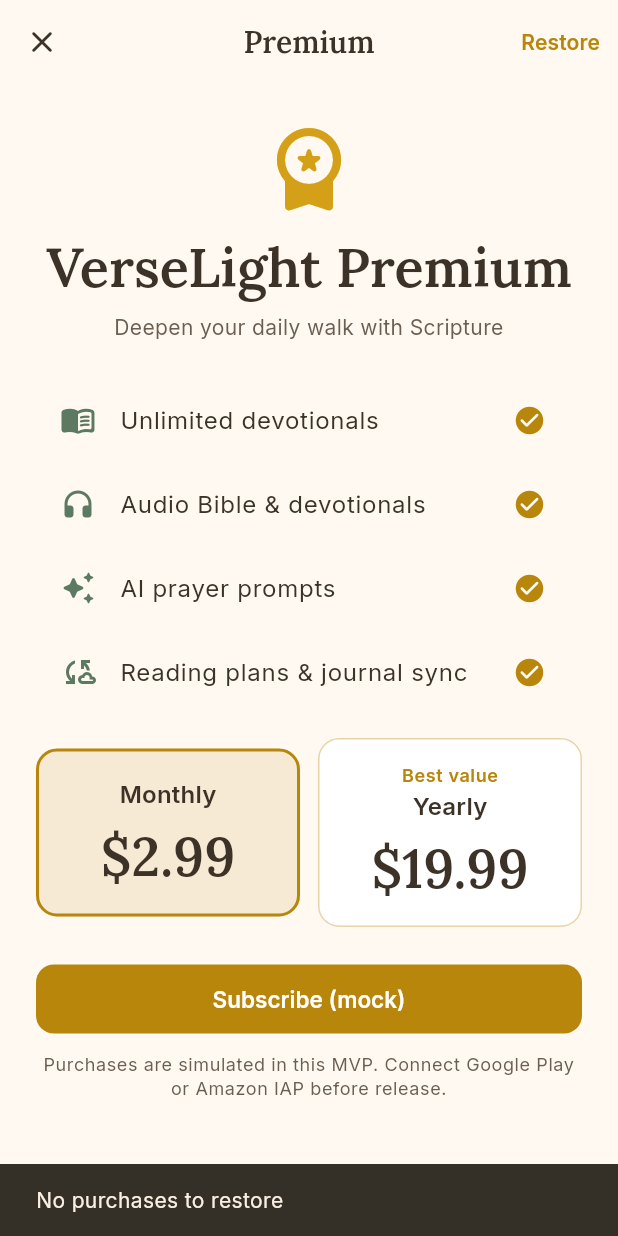
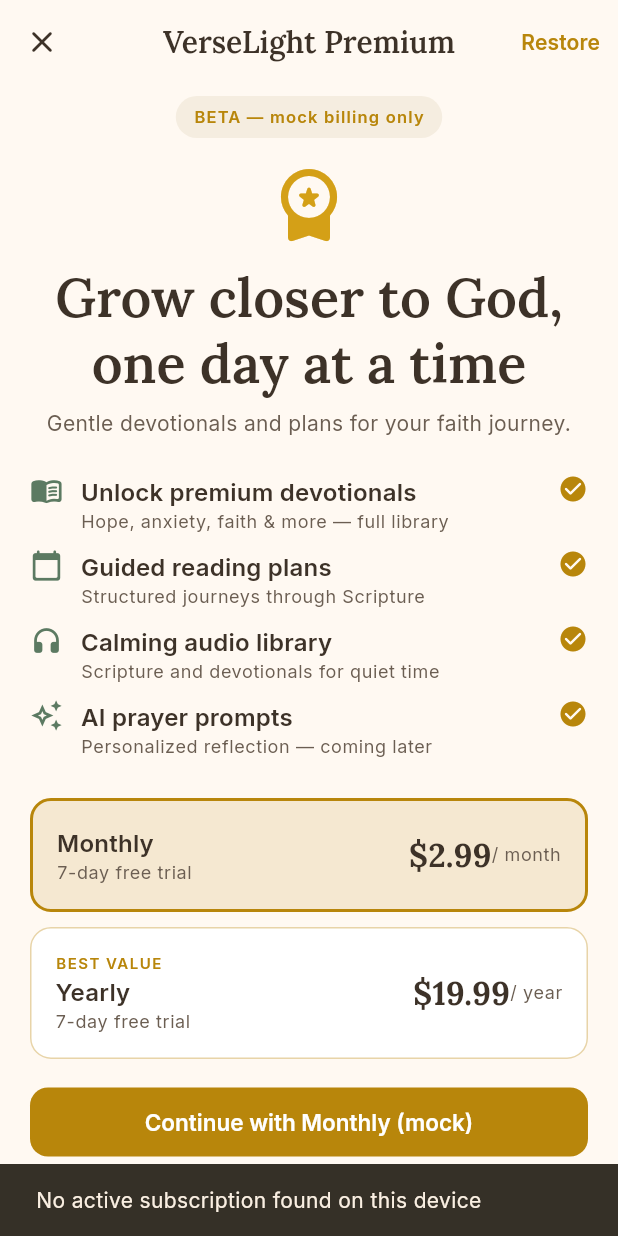
Before and after one commit to versestudio-apps/verselight, a Flutter app: the PaywallScreen screen opened by its route, after a tap on "Monthly", after a tap on "Restore", on a phone screen of 412 x 824 dp. Run offline on Flutter 3.47's test engine with Material 3 defaults, Android fonts, the phone set to English and light mode, and no system bars; our stand-ins replace firebase_core, google_fonts, shared_preferences; accounts and stored records are empty.

Commit message:
feat: standardize premium IAP mock architecture

```diff
--- /dev/null
+++ b/lib/models/premium_entitlement.dart
@@ -0,0 +1,88 @@
+/// Where the active premium entitlement was granted.
+enum EntitlementSource {
+  none,
+  mock,
+  googlePlay,
+  amazonAppstore,
+}
+
+/// User's premium access state (local mock today; store-backed later).
+class PremiumEntitlement {
+  const PremiumEntitlement({
+    required this.isPremium,
+    required this.tier,
+    required this.planId,
+    required this.source,
+    this.expiresAt,
+    required this.updatedAt,
+  });
+
+  final bool isPremium;
+  final String tier;
+  final String? planId;
+  final EntitlementSource source;
+  final DateTime? expiresAt;
+  final DateTime updatedAt;
+
+  static const String tierFree = 'free';
+  static const String tierPremium = 'premium';
+
+  static PremiumEntitlement free() => PremiumEntitlement(
+        isPremium: false,
+        tier: tierFree,
+        planId: null,
+        source: EntitlementSource.none,
+        updatedAt: DateTime.now(),
+      );
+
+  bool get isActive {
+    if (!isPremium) return false;
+    if (expiresAt == null) return true;
+    return DateTime.now().isBefore(expiresAt!);
+  }
+
+  String get sourceLabel {
+    switch (source) {
+      case EntitlementSource.none:
+        return 'Free';
+      case EntitlementSource.mock:
+        return 'Beta (mock)';
+      case EntitlementSource.googlePlay:
+        return 'Google Play';
+      case EntitlementSource.amazonAppstore:
+        return 'Amazon Appstore';
+    }
+  }
+
+  Map<String, dynamic> toJson() => {
+        'isPremium': isPremium,
+        'tier': tier,
+        'planId': planId,
+        'source': source.name,
+        'expiresAt': expiresAt?.toIso8601String(),
+        'updatedAt': updatedAt.toIso8601String(),
+      };
+
+  static PremiumEntitlement? fromJson(Map<String, dynamic> json) {
+    try {
+      final sourceName = json['source'] as String? ?? 'none';
+      final source = EntitlementSource.values.firstWhere(
+        (s) => s.name == sourceName,
+        orElse: () => EntitlementSource.none,
+      );
+      return PremiumEntitlement(
+        isPremium: json['isPremium'] as bool? ?? false,
+        tier: json['tier'] as String? ?? tierFree,
+        planId: json['planId'] as String?,
+        source: source,
+        expiresAt: json['expiresAt'] != null
+            ? DateTime.tryParse(json['expiresAt'] as String)
+            : null,
+        updatedAt: DateTime.tryParse(json['updatedAt'] as String? ?? '') ??
+            DateTime.now(),
+      );
+    } catch (_) {
+      return null;
+    }
+  }
+}
--- /dev/null
+++ b/lib/models/subscription_product.dart
@@ -0,0 +1,46 @@
+import '../utils/constants.dart';
+
+/// Store-agnostic subscription SKU metadata (not a secret).
+class SubscriptionProduct {
+  const SubscriptionProduct({
+    required this.id,
+    required this.title,
+    required this.priceLabel,
+    required this.periodLabel,
+    required this.trialLabel,
+    this.isBestValue = false,
+  });
+
+  final String id;
+  final String title;
+  final String priceLabel;
+  final String periodLabel;
+  final String trialLabel;
+  final bool isBestValue;
+
+  static const monthly = SubscriptionProduct(
+    id: AppConstants.skuPremiumMonthly,
+    title: 'Monthly',
+    priceLabel: r'$2.99',
+    periodLabel: '/ month',
+    trialLabel: '7-day free trial',
+  );
+
+  static const yearly = SubscriptionProduct(
+    id: AppConstants.skuPremiumYearly,
+    title: 'Yearly',
+    priceLabel: r'$19.99',
+    periodLabel: '/ year',
+    trialLabel: '7-day free trial',
+    isBestValue: true,
+  );
+
+  static const List<SubscriptionProduct> catalog = [monthly, yearly];
+
+  static SubscriptionProduct? byId(String id) {
+    for (final p in catalog) {
+      if (p.id == id) return p;
+    }
+    return null;
+  }
+}
--- a/lib/screens/paywall_screen.dart
+++ b/lib/screens/paywall_screen.dart
@@ -1,9 +1,9 @@
 import 'package:flutter/material.dart';
 
+import '../models/subscription_product.dart';
 import '../services/iap_service.dart';
+import '../utils/theme.dart';
 import '../widgets/app_state_scope.dart';
-import '../utils/constants.dart';
-import '../utils/theme.dart';
 
 class PaywallScreen extends StatefulWidget {
   const PaywallScreen({super.key});
@@ -13,30 +13,61 @@
 }
 
 class _PaywallScreenState extends State<PaywallScreen> {
-  bool _yearly = true;
+  String _selectedProductId = SubscriptionProduct.yearly.id;
   bool _loading = false;
+  List<SubscriptionProduct> _products = SubscriptionProduct.catalog;
 
   static const _features = [
-    ('Unlimited devotionals', Icons.menu_book_rounded),
-    ('Audio Bible & devotionals', Icons.headphones_rounded),
-    ('AI prayer prompts', Icons.auto_awesome_rounded),
-    ('Reading plans & journal sync', Icons.cloud_sync_outlined),
+    (
+      'Unlock premium devotionals',
+      'Hope, anxiety, faith & more — full library',
+      Icons.menu_book_rounded,
+    ),
+    (
+      'Guided reading plans',
+      'Structured journeys through Scripture',
+      Icons.calendar_today_rounded,
+    ),
+    (
+      'Calming audio library',
+      'Scripture and devotionals for quiet time',
+      Icons.headphones_rounded,
+    ),
+    (
+      'AI prayer prompts',
+      'Personalized reflection — coming later',
+      Icons.auto_awesome_outlined,
+    ),
   ];
+
+  @override
+  void initState() {
+    super.initState();
+    _loadProducts();
+  }
+
+  Future<void> _loadProducts() async {
+    final products = await IapService.instance.getProducts();
+    if (!mounted) return;
+    setState(() => _products = products);
+  }
+
+  SubscriptionProduct get _selectedProduct =>
+      SubscriptionProduct.byId(_selectedProductId) ?? SubscriptionProduct.yearly;
 
   Future<void> _subscribe() async {
     setState(() => _loading = true);
     try {
-      final sku = _yearly
-          ? AppConstants.skuPremiumYearly
-          : AppConstants.skuPremiumMonthly;
-      await IapService.instance.purchase(sku);
+      await IapService.instance.purchase(_selectedProductId);
       if (!mounted) return;
       await AppStateScope.of(context).onPremiumPurchased();
       if (!mounted) return;
       final messenger = ScaffoldMessenger.of(context);
       Navigator.of(context).pop();
       messenger.showSnackBar(
-        const SnackBar(content: Text('Premium enabled (mock purchase)')),
+        const SnackBar(
+          content: Text('Premium unlocked (beta mock purchase)'),
+        ),
       );
     } catch (e) {
       if (!mounted) return;
@@ -48,85 +79,109 @@
     }
   }
 
+  Future<void> _restore() async {
+    final entitlement = await IapService.instance.restorePurchases();
+    if (!mounted) return;
+    await AppStateScope.of(context).refreshPremiumEntitlement();
+    if (!mounted) return;
+    ScaffoldMessenger.of(context).showSnackBar(
+      SnackBar(
+        content: Text(
+          entitlement.isActive
+              ? 'Purchases restored (beta)'
+              : 'No active subscription found on this device',
+        ),
+      ),
+    );
+  }
+
   @override
   Widget build(BuildContext context) {
+    final theme = Theme.of(context);
+
     return Scaffold(
       appBar: AppBar(
         leading: IconButton(
           icon: const Icon(Icons.close_rounded),
           onPressed: () => Navigator.of(context).pop(),
         ),
-        title: const Text('Premium'),
+        title: const Text('VerseLight Premium'),
         actions: [
-          TextButton(
-            onPressed: () async {
-              await IapService.instance.restorePurchases();
-              if (!context.mounted) return;
-              AppStateScope.of(context).onPremiumUpdated();
-              ScaffoldMessenger.of(context).showSnackBar(
-                SnackBar(
-                  content: Text(
-                    IapService.instance.isPremium
-                        ? 'Premium restored'
-                        : 'No purchases to restore',
-                  ),
-                ),
-              );
-            },
-            child: const Text('Restore'),
-          ),
+          TextButton(onPressed: _restore, child: const Text('Restore')),
         ],
       ),
       body: ListView(
-        padding: const EdgeInsets.all(24),
+        padding: const EdgeInsets.fromLTRB(20, 8, 20, 28),
         children: [
+          Center(
+            child: Container(
+              padding: const EdgeInsets.symmetric(horizontal: 12, vertical: 6),
+              decoration: BoxDecoration(
+                color: AppColors.parchment,
+                borderRadius: BorderRadius.circular(20),
+              ),
+              child: Text(
+                'BETA — mock billing only',
+                style: theme.textTheme.labelLarge?.copyWith(
+                  fontSize: 11,
+                  color: AppColors.gold,
+                  letterSpacing: 0.8,
+                ),
+              ),
+            ),
+          ),
+          const SizedBox(height: 16),
           const Icon(Icons.workspace_premium_rounded,
-              size: 64, color: AppColors.premium),
+              size: 56, color: AppColors.premium),
           const SizedBox(height: 12),
           Text(
-            'VerseLight Premium',
+            'Grow closer to God, one day at a time',
             textAlign: TextAlign.center,
-            style: Theme.of(context).textTheme.displaySmall,
+            style: theme.textTheme.displaySmall,
           ),
           const SizedBox(height: 8),
           Text(
-            'Deepen your daily walk with Scripture',
+            'Gentle devotionals and plans for your faith journey.',
             textAlign: TextAlign.center,
-            style: Theme.of(context).textTheme.bodyMedium,
+            style: theme.textTheme.bodyMedium,
           ),
           const SizedBox(height: 24),
           ..._features.map(
-            (f) => ListTile(
-              leading: Icon(f.$2, color: AppColors.sage),
-              title: Text(f.$1),
-              trailing: const Icon(Icons.check_circle_rounded,
-                  color: AppColors.gold, size: 22),
+            (f) => Padding(
+              padding: const EdgeInsets.only(bottom: 10),
+              child: Row(
+                crossAxisAlignment: CrossAxisAlignment.start,
+                children: [
+                  Icon(f.$3, color: AppColors.sage, size: 22),
+                  const SizedBox(width: 12),
+                  Expanded(
+                    child: Column(
+                      crossAxisAlignment: CrossAxisAlignment.start,
+                      children: [
+                        Text(f.$1, style: theme.textTheme.titleMedium),
+                        Text(f.$2, style: theme.textTheme.bodySmall),
+                      ],
+                    ),
+                  ),
+                  const Icon(Icons.check_circle_rounded,
+                      color: AppColors.gold, size: 20),
+                ],
+              ),
             ),
           ),
           const SizedBox(height: 16),
-          Row(
-            children: [
-              Expanded(
-                child: _PlanOption(
-                  label: 'Monthly',
-                  price: r'$2.99',
-                  selected: !_yearly,
-                  onTap: () => setState(() => _yearly = false),
-                ),
+          ..._products.map((product) {
+            final selected = product.id == _selectedProductId;
+            return Padding(
+              padding: const EdgeInsets.only(bottom: 10),
+              child: _ProductCard(
+                product: product,
+                selected: selected,
+                onTap: () => setState(() => _selectedProductId = product.id),
               ),
-              const SizedBox(width: 12),
-              Expanded(
-                child: _PlanOption(
-                  label: 'Yearly',
-                  price: r'$19.99',
-                  badge: 'Best value',
-                  selected: _yearly,
-                  onTap: () => setState(() => _yearly = true),
-                ),
-              ),
-            ],
-          ),
-          const SizedBox(height: 24),
+            );
+          }),
+          const SizedBox(height: 8),
           FilledButton(
             onPressed: _loading ? null : _subscribe,
             child: _loading
@@ -135,13 +190,14 @@
                     width: 22,
                     child: CircularProgressIndicator(strokeWidth: 2),
                   )
-                : Text(_yearly ? 'Start free trial (mock)' : 'Subscribe (mock)'),
+                : Text('Continue with ${_selectedProduct.title} (mock)'),
           ),
           const SizedBox(height: 12),
           Text(
-            'Purchases are simulated in this MVP. Connect Google Play or Amazon IAP before release.',
+            'No real charge in this beta. Google Play and Amazon Appstore billing '
+            'will be enabled before public release.',
             textAlign: TextAlign.center,
-            style: Theme.of(context).textTheme.bodySmall,
+            style: theme.textTheme.bodySmall,
           ),
         ],
       ),
@@ -149,25 +205,25 @@
   }
 }
 
-class _PlanOption extends StatelessWidget {
-  const _PlanOption({
-    required this.label,
-    required this.price,
+class _ProductCard extends StatelessWidget {
+  const _ProductCard({
+    required this.product,
     required this.selected,
     required this.onTap,
-    this.badge,
   });
 
-  final String label;
-  final String price;
-  final String? badge;
+  final SubscriptionProduct product;
   final bool selected;
   final VoidCallback onTap;
 
   @override
   Widget build(BuildContext context) {
+    final theme = Theme.of(context);
+
     return Material(
-      color: selected ? AppColors.goldSoft.withValues(alpha: 0.4) : AppColors.surface,
+      color: selected
+          ? AppColors.goldSoft.withValues(alpha: 0.45)
+          : AppColors.surface,
       borderRadius: BorderRadius.circular(14),
       child: InkWell(
         onTap: onTap,
@@ -181,19 +237,39 @@
               width: selected ? 2 : 1,
             ),
           ),
-          child: Column(
+          child: Row(
             children: [
-              if (badge != null)
-                Text(
-                  badge!,
-                  style: Theme.of(context).textTheme.bodySmall?.copyWith(
-                        color: AppColors.gold,
-                        fontWeight: FontWeight.w600,
+              Expanded(
+                child: Column(
+                  crossAxisAlignment: CrossAxisAlignment.start,
+                  children: [
+                    if (product.isBestValue)
+                      Text(
+                        'BEST VALUE',
+                        style: theme.textTheme.labelLarge?.copyWith(
+                          fontSize: 10,
+                          color: AppColors.gold,
+                          letterSpacing: 1,
+                        ),
                       ),
+                    Text(product.title, style: theme.textTheme.titleMedium),
+                    Text(
+                      product.trialLabel,
+                      style: theme.textTheme.bodySmall,
+                    ),
+                  ],
                 ),
-              Text(label, style: Theme.of(context).textTheme.titleMedium),
-              const SizedBox(height: 8),
-              Text(price, style: Theme.of(context).textTheme.displaySmall),
+              ),
+              Text(
+                product.priceLabel,
+                style: theme.textTheme.titleLarge?.copyWith(
+                  fontWeight: FontWeight.bold,
+                ),
+              ),
+              Text(
+                product.periodLabel,
+                style: theme.textTheme.bodySmall,
+              ),
             ],
           ),
         ),
--- a/lib/services/iap_service.dart
+++ b/lib/services/iap_service.dart
@@ -1,37 +1,105 @@
+import '../models/premium_entitlement.dart';
+import '../models/subscription_product.dart';
 import '../utils/constants.dart';
 import 'local_storage_service.dart';
 
-/// Mock in-app purchase service.
-/// Replace with Google Play Billing / Amazon IAP when store accounts are ready.
+/// In-app purchase facade — mock/local today; Google Play / Amazon later.
+///
+/// Replace the private methods marked with TODO when wiring real store SDKs.
 class IapService {
   IapService._();
   static final IapService instance = IapService._();
 
-  bool _isPremium = false;
-  bool get isPremium => _isPremium;
+  final LocalStorageService _storage = LocalStorageService.instance;
+
+  PremiumEntitlement _entitlement = PremiumEntitlement.free();
+
+  /// Backward-compatible shortcut used across the app.
+  bool get isPremium => getCurrentEntitlement().isActive;
+
+  PremiumEntitlement getCurrentEntitlement() {
+    if (_entitlement.isPremium &&
+        _entitlement.expiresAt != null &&
+        DateTime.now().isAfter(_entitlement.expiresAt!)) {
+      return PremiumEntitlement.free();
+    }
+    return _entitlement;
+  }
 
   Future<void> initialize() async {
-    // Premium flag is restored via AppState.loadFromStorage (Phase 02).
+    await _loadPersistedEntitlement();
   }
 
-  Future<bool> purchase(String sku) async {
-    await Future<void>.delayed(const Duration(milliseconds: 600));
-    if (sku == AppConstants.skuPremiumMonthly ||
-        sku == AppConstants.skuPremiumYearly) {
-      _isPremium = true;
-      await LocalStorageService.instance.savePremiumUnlocked(true);
-      return true;
+  Future<void> _loadPersistedEntitlement() async {
+    final stored = await _storage.loadPremiumEntitlement();
+    if (stored != null) {
+      _entitlement = stored;
+      return;
     }
-    throw IapException('Unknown SKU: $sku');
+
+    final legacyUnlocked = await _storage.loadPremiumUnlocked();
+    if (legacyUnlocked) {
+      _entitlement = PremiumEntitlement(
+        isPremium: true,
+        tier: PremiumEntitlement.tierPremium,
+        planId: AppConstants.skuPremiumYearly,
+        source: EntitlementSource.mock,
+        updatedAt: DateTime.now(),
+      );
+      await _persistEntitlement(_entitlement);
+    }
   }
 
-  Future<void> restorePurchases() async {
-    await Future<void>.delayed(const Duration(milliseconds: 400));
-    final restored = await LocalStorageService.instance.loadPremiumUnlocked();
-    _isPremium = restored;
+  Future<List<SubscriptionProduct>> getProducts() async {
+    await Future<void>.delayed(const Duration(milliseconds: 150));
+    return SubscriptionProduct.catalog;
   }
 
-  void setPremiumForDemo(bool value) => _isPremium = value;
+  Future<PremiumEntitlement> purchase(String productId) async {
+    await Future<void>.delayed(const Duration(milliseconds: 600));
+
+    final product = SubscriptionProduct.byId(productId);
+    if (product == null) {
+      throw IapException('Unknown product: $productId');
+    }
+
+    final now = DateTime.now();
+    final expiresAt = productId == AppConstants.skuPremiumYearly
+        ? now.add(const Duration(days: 365))
+        : now.add(const Duration(days: 30));
+
+    _entitlement = PremiumEntitlement(
+      isPremium: true,
+      tier: PremiumEntitlement.tierPremium,
+      planId: productId,
+      source: EntitlementSource.mock,
+      expiresAt: expiresAt,
+      updatedAt: now,
+    );
+
+    await _persistEntitlement(_entitlement);
+    return getCurrentEntitlement();
+  }
+
+  Future<PremiumEntitlement> restorePurchases() async {
+    await Future<void>.delayed(const Duration(milliseconds: 400));
+    await _loadPersistedEntitlement();
+    return getCurrentEntitlement();
+  }
+
+  Future<void> applyEntitlement(PremiumEntitlement entitlement) async {
+    _entitlement = entitlement;
+    await _persistEntitlement(_entitlement);
+  }
+
+  Future<void> clearEntitlement() async {
+    _entitlement = PremiumEntitlement.free();
+    await _persistEntitlement(_entitlement);
+  }
+
+  Future<void> _persistEntitlement(PremiumEntitlement entitlement) async {
+    await _storage.savePremiumEntitlement(entitlement);
+  }
 }
 
 class IapException implements Exception {
--- a/lib/services/local_storage_service.dart
+++ b/lib/services/local_storage_service.dart
@@ -4,11 +4,13 @@
 import 'package:shared_preferences/shared_preferences.dart';
 
 import '../models/prayer_entry.dart';
+import '../models/premium_entitlement.dart';
 
 /// Keys versioned so schema can evolve without corrupting old installs.
 abstract final class _Keys {
   static const journalEntries = 'journal_entries_v1';
   static const premiumUnlocked = 'premium_unlocked_v1';
+  static const premiumEntitlement = 'premium_entitlement_v1';
   static const startedPlanIds = 'started_plan_ids_v1';
   static const completedDevotionalIds = 'completed_devotional_ids_v1';
   static const playingAudioId = 'playing_audio_id_v1';
@@ -87,6 +89,35 @@
       await _store.setBool(_Keys.premiumUnlocked, value);
     } catch (e, st) {
       debugPrint('[LocalStorage] premium save failed: $e\n$st');
+    }
+  }
+
+  Future<PremiumEntitlement?> loadPremiumEntitlement() async {
+    try {
+      final raw = _store.getString(_Keys.premiumEntitlement);
+      if (raw == null || raw.isEmpty) return null;
+
+      final decoded = jsonDecode(raw);
+      if (decoded is! Map) return null;
+
+      return PremiumEntitlement.fromJson(
+        Map<String, dynamic>.from(decoded),
+      );
+    } catch (e, st) {
+      debugPrint('[LocalStorage] entitlement load failed: $e\n$st');
+      return null;
+    }
+  }
+
+  Future<void> savePremiumEntitlement(PremiumEntitlement entitlement) async {
+    try {
+      await _store.setString(
+        _Keys.premiumEntitlement,
+        jsonEncode(entitlement.toJson()),
+      );
+      await savePremiumUnlocked(entitlement.isActive);
+    } catch (e, st) {
+      debugPrint('[LocalStorage] entitlement save failed: $e\n$st');
     }
   }
 
@@ -192,6 +223,7 @@
     try {
       await _store.remove(_Keys.journalEntries);
       await _store.remove(_Keys.premiumUnlocked);
+      await _store.remove(_Keys.premiumEntitlement);
       await _store.remove(_Keys.startedPlanIds);
       await _store.remove(_Keys.completedDevotionalIds);
       await _store.remove(_Keys.playingAudioId);
--- a/lib/state/app_state.dart
+++ b/lib/state/app_state.dart
@@ -3,6 +3,7 @@
 import 'package:flutter/foundation.dart';
 
 import '../data/content_library.dart';
+import '../models/premium_entitlement.dart';
 import '../models/prayer_entry.dart';
 import '../services/iap_service.dart';
 import '../services/local_storage_service.dart';
@@ -20,10 +21,15 @@
 
   bool get isPremium => IapService.instance.isPremium;
 
+  PremiumEntitlement get premiumEntitlement =>
+      IapService.instance.getCurrentEntitlement();
+
   final LocalStorageService _storage = LocalStorageService.instance;
 
   Future<void> loadFromStorage() async {
     try {
+      await IapService.instance.initialize();
+
       journalEntries
         ..clear()
         ..addAll(await _storage.loadJournalEntries());
@@ -51,9 +57,6 @@
       _sanitizePlanProgress();
 
       playingAudioId = await _storage.loadPlayingAudioId();
-
-      final premium = await _storage.loadPremiumUnlocked();
-      IapService.instance.setPremiumForDemo(premium);
     } catch (e, st) {
       debugPrint('[AppState] load failed, using defaults: $e\n$st');
     }
@@ -85,7 +88,7 @@
     completedDevotionalIds.clear();
     planCurrentDay.clear();
     playingAudioId = null;
-    IapService.instance.setPremiumForDemo(false);
+    await IapService.instance.clearEntitlement();
     notifyListeners();
   }
 
@@ -169,10 +172,12 @@
     unawaited(_storage.savePlanProgress(Map.from(planCurrentDay)));
   }
 
+  Future<void> refreshPremiumEntitlement() async {
+    notifyListeners();
+  }
+
   Future<void> onPremiumPurchased() async {
-    IapService.instance.setPremiumForDemo(true);
     notifyListeners();
-    unawaited(_storage.savePremiumUnlocked(true));
   }
 
   void onPremiumUpdated() => notifyListeners();
--- /dev/null
+++ b/lib/utils/premium_access.dart
@@ -0,0 +1,40 @@
+import 'package:flutter/material.dart';
+
+import '../models/premium_entitlement.dart';
+import '../services/iap_service.dart';
+import 'routes.dart';
+import '../widgets/app_state_scope.dart';
+
+/// Central premium gating for devotionals, plans, and audio.
+class PremiumAccess {
+  PremiumAccess._();
+
+  static bool hasAccess({
+    required bool contentIsPremium,
+    PremiumEntitlement? entitlement,
+  }) {
+    if (!contentIsPremium) return true;
+    final active = entitlement ?? IapService.instance.getCurrentEntitlement();
+    return active.isActive;
+  }
+
+  static bool hasAccessFromAppState(
+    BuildContext context, {
+    required bool contentIsPremium,
+  }) {
+    if (!contentIsPremium) return true;
+    return AppStateScope.of(context).isPremium;
+  }
+
+  /// Opens paywall when locked; returns true if user may proceed.
+  static bool guardNavigation(
+    BuildContext context, {
+    required bool contentIsPremium,
+  }) {
+    if (hasAccessFromAppState(context, contentIsPremium: contentIsPremium)) {
+      return true;
+    }
+    AppRoutes.openPaywall(context);
+    return false;
+  }
+}
```
Also changed, not shown: lib/screens/audio_screen.dart (+5 -3 lines), lib/screens/settings_screen.dart (+83 -12 lines), lib/utils/routes.dart (+9 -11 lines), 1 other file.
